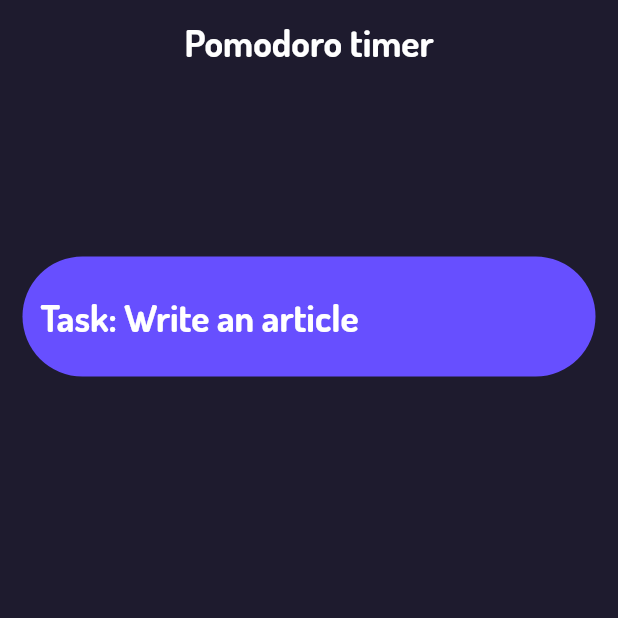
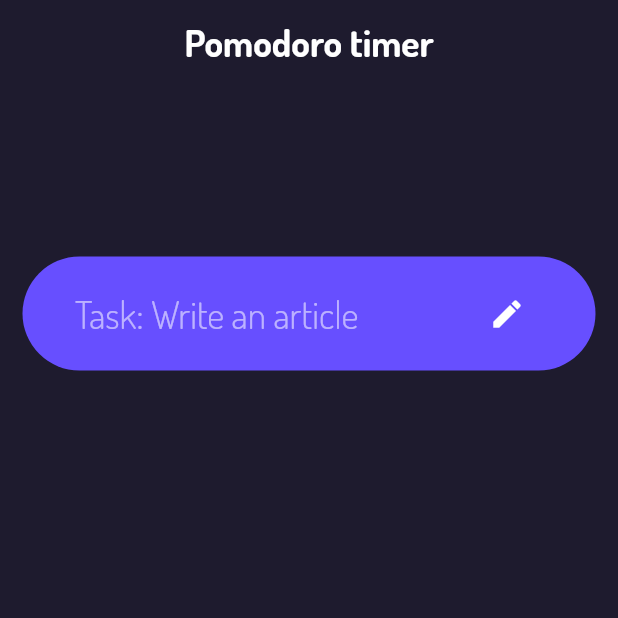
Before and after one commit to selimokten/pofo_focus, a Flutter app: the screen it shows after launch, on a phone screen of 412 x 824 dp, the top half of it. Run offline on Flutter 3.47's test engine with Material 2 defaults, Android fonts, the phone set to English and light mode, and no system bars; our stand-ins replace device_preview.

Commit message:
Files Upload

```diff
--- a/lib/constants.dart
+++ b/lib/constants.dart
@@ -2,6 +2,7 @@ import 'package:flutter/material.dart';
 
 const Color kBackGroundColor = Color(0xFF1E1B2E);
 const Color kSecondColor = Color(0xFF674FFF);
+const Color kHintTextColor = Color(0x8FFFFFFF);
 
 const TextStyle kAppBarTextStyle = TextStyle(
   fontSize: 25.0,
@@ -11,6 +12,8 @@ const TextStyle kAppBarTextStyle = TextStyle(
 
 const TextStyle kMainTextStyle = TextStyle(
   fontSize: 25.0,
-  color: Colors.white,
+  color: kHintTextColor,
+  fontFamily: 'Dosis',
   fontWeight: FontWeight.w100,
+
 );
--- a/lib/main.dart
+++ b/lib/main.dart
@@ -1,9 +1,10 @@
 import 'package:flutter/material.dart';
-import 'package:po_focus/screens/home_screen.dart';
+import 'package:po_focus/views/home_view.dart';
 import 'themes/default_theme.dart';
+import 'package:device_preview/device_preview.dart';
 
 void main() {
-  runApp(const PoFocus());
+  runApp(DevicePreview(builder: ((context) => const PoFocus()),),);
 }
 
 class PoFocus extends StatelessWidget {
--- a/lib/screens/home_screen.dart
+++ b/lib/views/home_view.dart
@@ -36,13 +36,14 @@ class _HomeScreenState extends State<HomeScreen> {
                   color: kSecondColor,
                 ),
                 child: const Padding(
-                  padding: EdgeInsets.all(12.0),
+                  padding: EdgeInsets.symmetric(vertical: 10, horizontal: 35),
                   child: TextField(
                     showCursor: false,
                     decoration: InputDecoration(
                       border: InputBorder.none,
                       hintText: 'Task: Write an article',
                       hintStyle: kMainTextStyle,
+                      suffixIcon: Icon(Icons.edit, color: Colors.white,),
                     ),
                     style: kMainTextStyle,
                   ),
--- a/pubspec.yaml
+++ b/pubspec.yaml
@@ -18,6 +18,7 @@ dependencies:
 
 
   cupertino_icons: ^1.0.2
+  device_preview: ^1.1.0
 
 dev_dependencies:
   flutter_test:
@@ -36,3 +37,4 @@ flutter:
     - family: Dosis
       fonts:
         - asset: fonts/Dosis-Bold.ttf
+        - asset: fonts/Dosis-Light.ttf
```
Also changed, not shown: fonts/Dosis-Light.ttf (added), lib/core/app.dart (added), pubspec.lock.
